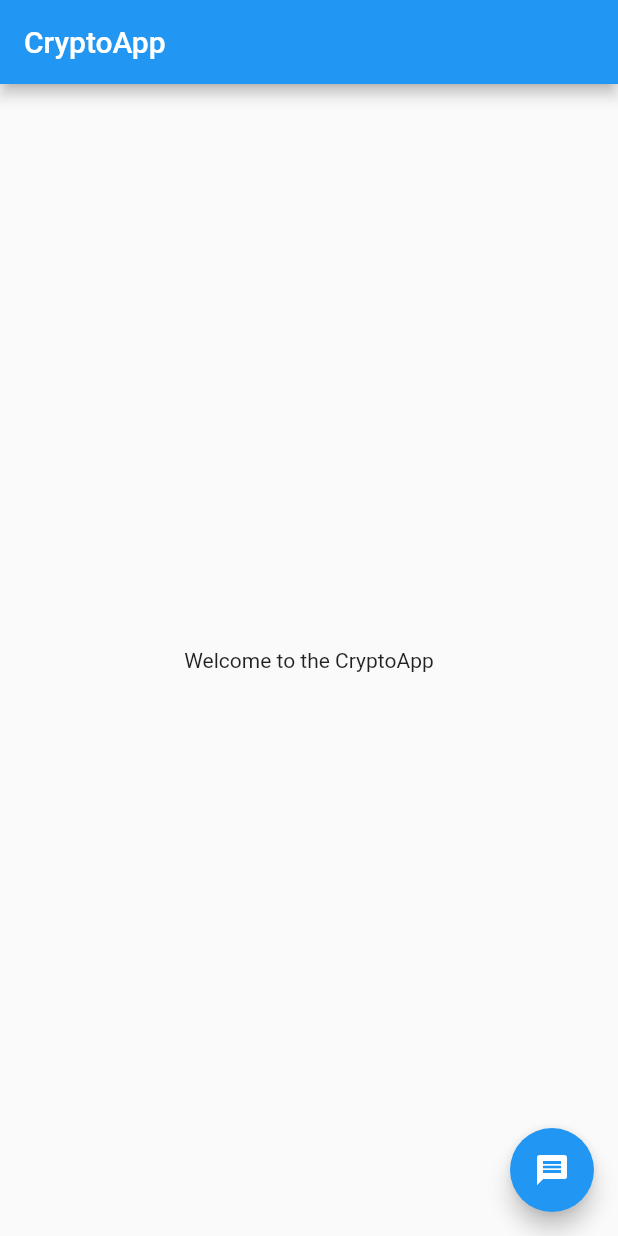
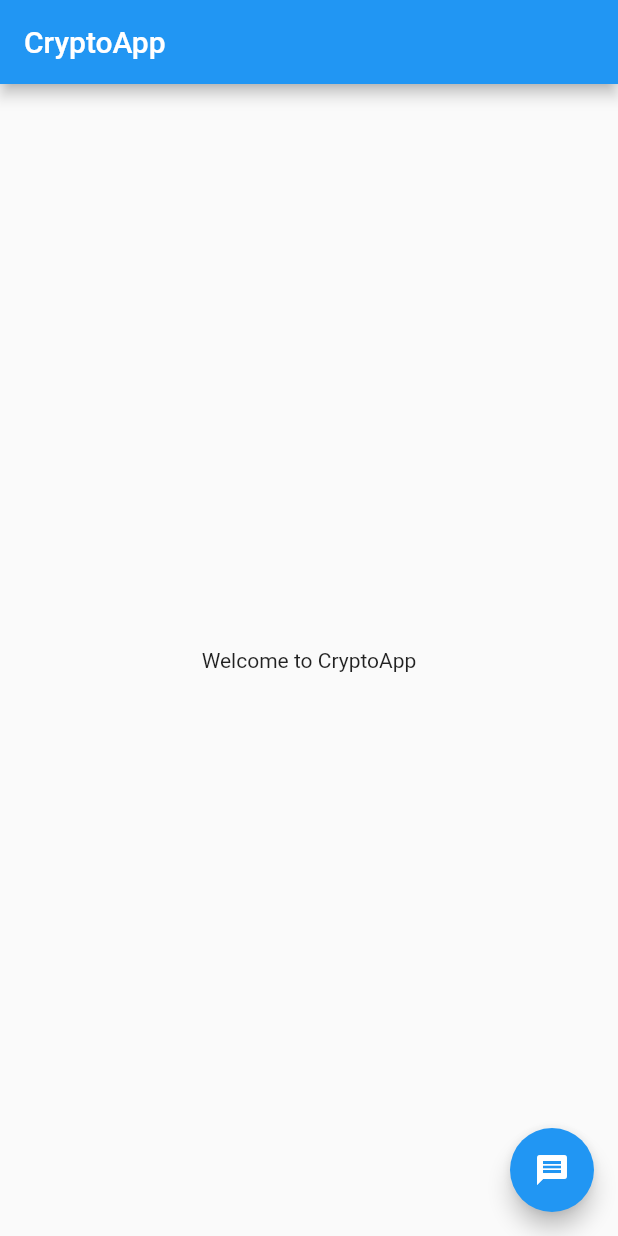
Before and after one commit to Vimalan687/cryptoapp, a Flutter app: the screen it shows after launch, on a phone screen of 412 x 824 dp. Run offline on Flutter 3.47's test engine with Material 2 defaults, Android fonts, the phone set to English and light mode, and no system bars.

Commit message:
commit text change

```diff
--- a/lib/main.dart
+++ b/lib/main.dart
@@ -39,7 +39,7 @@ class _MyHomePageState extends State<MyHomePage> {
           mainAxisAlignment: MainAxisAlignment.center,
           children: <Widget>[
             Text(
-              'Welcome to the CryptoApp',
+              'Welcome to CryptoApp',
             ),
           ],
         ),
```
